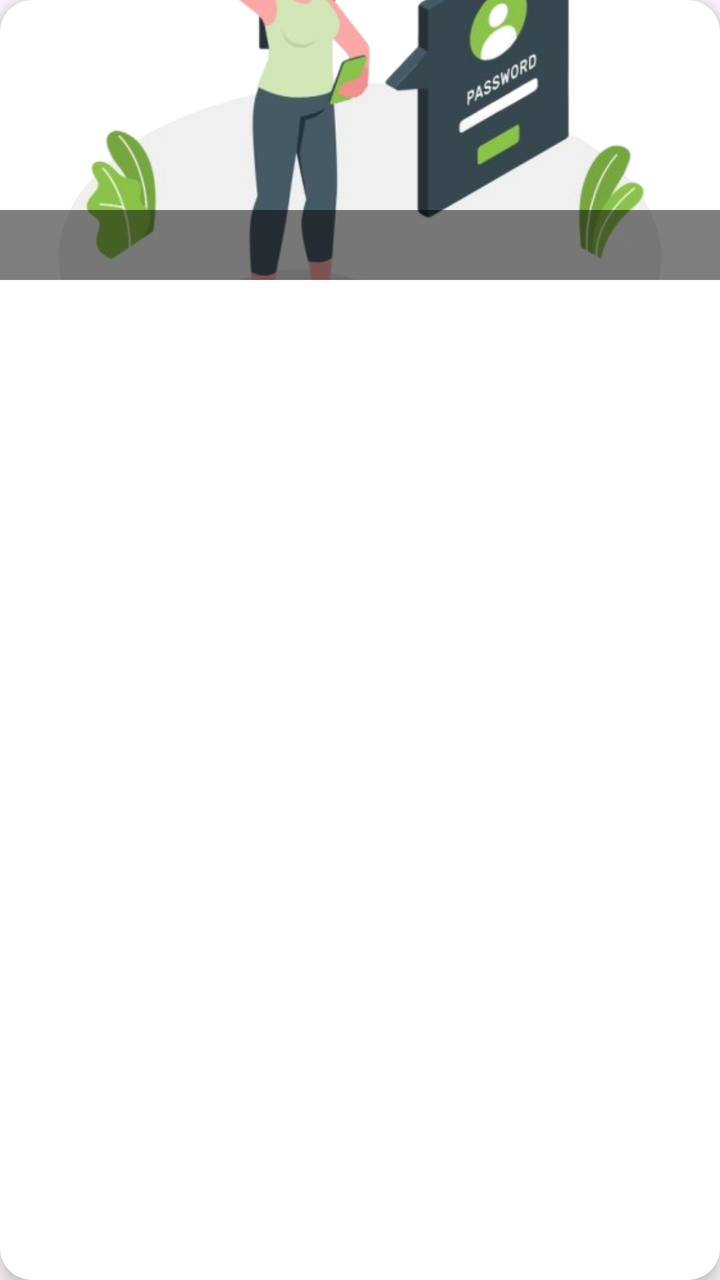
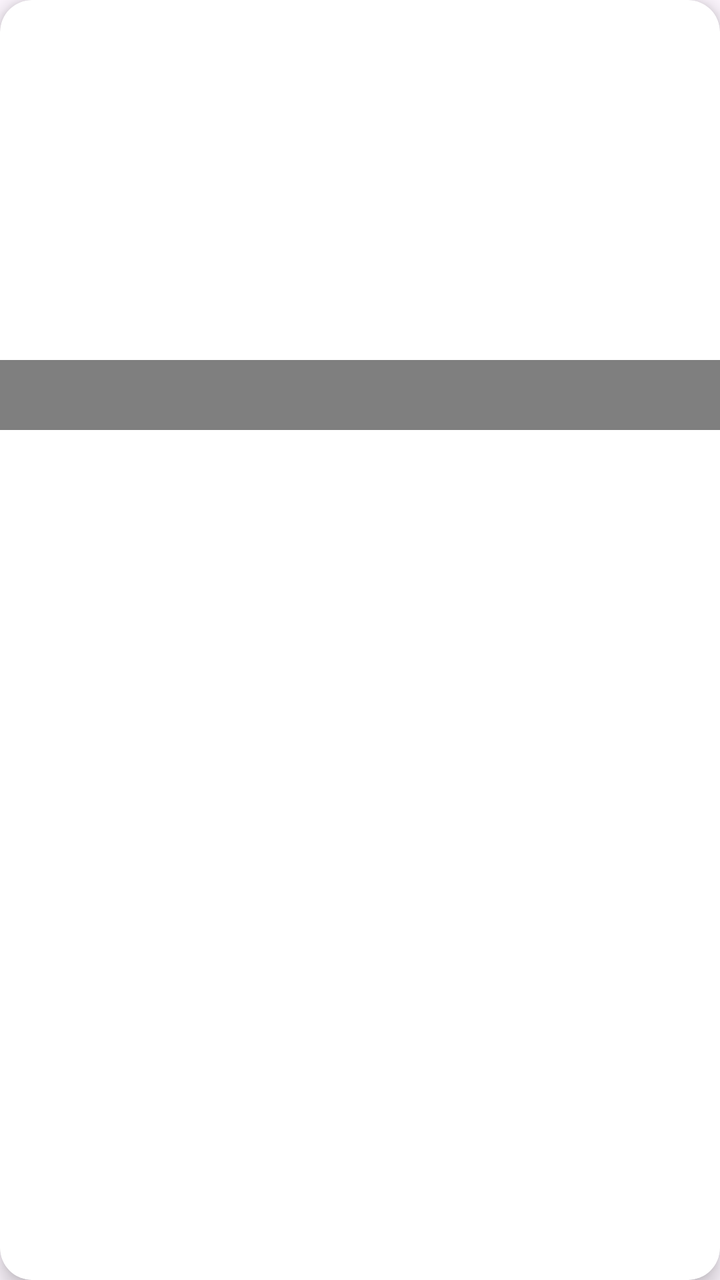

Screens rendered from an Android XML layout before and after an edit, with the pre-edit source and the edit as a unified diff.
<!-- AndroidManifest.xml: application theme Base.Theme.MarketPay -->
<!-- res/layout/item_merchant.xml -->
<?xml version="1.0" encoding="utf-8"?>
<androidx.cardview.widget.CardView
    xmlns:android="http://schemas.android.com/apk/res/android"
    xmlns:app="http://schemas.android.com/apk/res-auto"
    android:layout_width="match_parent"
    android:layout_height="wrap_content"
    android:layout_margin="8dp"
    app:cardCornerRadius="16dp"
    app:cardElevation="6dp">

    <RelativeLayout
        android:layout_width="match_parent"
        android:layout_height="wrap_content">

        <FrameLayout
            android:layout_width="wrap_content"
            android:layout_height="140dp"
            android:layout_weight="1">

            <ImageView
                android:id="@+id/image_food"
                android:layout_width="match_parent"
                android:layout_height="match_parent"
                android:scaleType="centerCrop"
                android:padding="20dp"
                android:src="@drawable/forgot_password" />

            <TextView
                android:id="@+id/text_food_name"
                android:layout_width="match_parent"
                android:layout_height="wrap_content"
                android:layout_gravity="bottom"
                android:background="#80000000"
                android:padding="8dp"
                android:textColor="@android:color/white"
                android:textSize="14sp"
                android:textStyle="bold" />
        </FrameLayout>
    </RelativeLayout>
</androidx.cardview.widget.CardView>
<!-- resources referenced by this layout -->
<resources>
  <!-- drawable forgot_password: png bitmap (drawable, 144569 bytes) -->
  <style name="Base.Theme.MarketPay" parent="Theme.Material3.DayNight.NoActionBar">
          <item name="android:statusBarColor">@color/green</item>
          <item name="android:windowLightStatusBar">false</item>
      </style>
  <color name="green">#276e4c</color>
</resources>

<!-- the commit's change to res/layout/item_merchant.xml (unified diff, before → after) -->
@@ -1,40 +1,38 @@
-<?xml version="1.0" encoding="utf-8"?>
 <androidx.cardview.widget.CardView
     xmlns:android="http://schemas.android.com/apk/res/android"
     xmlns:app="http://schemas.android.com/apk/res-auto"
     android:layout_width="match_parent"
     android:layout_height="wrap_content"
-    android:layout_margin="8dp"
     app:cardCornerRadius="16dp"
     app:cardElevation="6dp">
 
-    <RelativeLayout
+    <androidx.constraintlayout.widget.ConstraintLayout
         android:layout_width="match_parent"
         android:layout_height="wrap_content">
 
-        <FrameLayout
-            android:layout_width="wrap_content"
-            android:layout_height="140dp"
-            android:layout_weight="1">
+        <ImageView
+            android:id="@+id/image_food"
+            android:layout_width="0dp"
+            android:layout_height="0dp"
+            android:scaleType="fitCenter"
+            app:layout_constraintDimensionRatio="2:1"
+            app:layout_constraintTop_toTopOf="parent"
+            app:layout_constraintStart_toStartOf="parent"
+            app:layout_constraintEnd_toEndOf="parent" />
 
-            <ImageView
-                android:id="@+id/image_food"
-                android:layout_width="match_parent"
-                android:layout_height="match_parent"
-                android:scaleType="centerCrop"
-                android:padding="20dp"
-                android:src="@drawable/forgot_password" />
+        <TextView
+            android:id="@+id/text_food_name"
+            android:layout_width="0dp"
+            android:layout_height="wrap_content"
+            android:background="#80000000"
+            android:padding="8dp"
+            android:textColor="@android:color/white"
+            android:textSize="14sp"
+            android:textStyle="bold"
+            app:layout_constraintTop_toBottomOf="@id/image_food"
+            app:layout_constraintStart_toStartOf="parent"
+            app:layout_constraintEnd_toEndOf="parent"
+            app:layout_constraintBottom_toBottomOf="parent" />
 
-            <TextView
-                android:id="@+id/text_food_name"
-                android:layout_width="match_parent"
-                android:layout_height="wrap_content"
-                android:layout_gravity="bottom"
-                android:background="#80000000"
-                android:padding="8dp"
-                android:textColor="@android:color/white"
-                android:textSize="14sp"
-                android:textStyle="bold" />
-        </FrameLayout>
-    </RelativeLayout>
+    </androidx.constraintlayout.widget.ConstraintLayout>
 </androidx.cardview.widget.CardView>
<!-- resource entries referenced after the edit -->
@@ -1,6 +1,5 @@
 <!-- resources referenced by this layout -->
 <resources>
-  <!-- drawable forgot_password: png bitmap (drawable, 144569 bytes) -->
   <style name="Base.Theme.MarketPay" parent="Theme.Material3.DayNight.NoActionBar">
           <item name="android:statusBarColor">@color/green</item>
           <item name="android:windowLightStatusBar">false</item>
